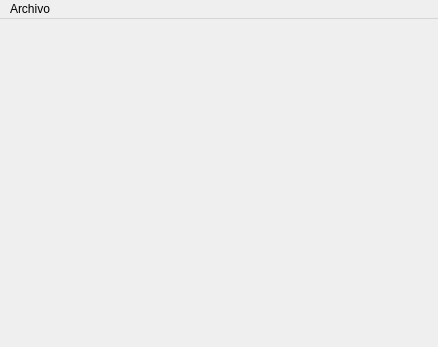
First picture: the form in PA/P11/ventana.ui, repository j0z3ph/2026-2, before the edit.
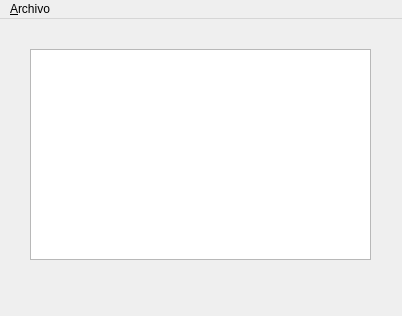
Second picture: the form after the edit.

```diff
--- a/PA/P11/ventana.ui
+++ b/PA/P11/ventana.ui
@@ -6,26 +6,37 @@
    <rect>
     <x>0</x>
     <y>0</y>
-    <width>438</width>
-    <height>347</height>
+    <width>402</width>
+    <height>316</height>
    </rect>
   </property>
   <property name="windowTitle">
    <string>MainWindow</string>
   </property>
-  <widget class="QWidget" name="centralwidget"/>
+  <widget class="QWidget" name="centralwidget">
+   <widget class="QTableWidget" name="tabla">
+    <property name="geometry">
+     <rect>
+      <x>30</x>
+      <y>30</y>
+      <width>341</width>
+      <height>211</height>
+     </rect>
+    </property>
+   </widget>
+  </widget>
   <widget class="QMenuBar" name="menubar">
    <property name="geometry">
     <rect>
      <x>0</x>
      <y>0</y>
-     <width>438</width>
-     <height>24</height>
+     <width>402</width>
+     <height>33</height>
     </rect>
    </property>
    <widget class="QMenu" name="menuArchivo">
     <property name="title">
-     <string>Archivo</string>
+     <string>&amp;Archivo</string>
     </property>
     <addaction name="actionNuevo"/>
     <addaction name="separator"/>
```
Left out of the diff: 12 changed lines with no effect on the pictures.
